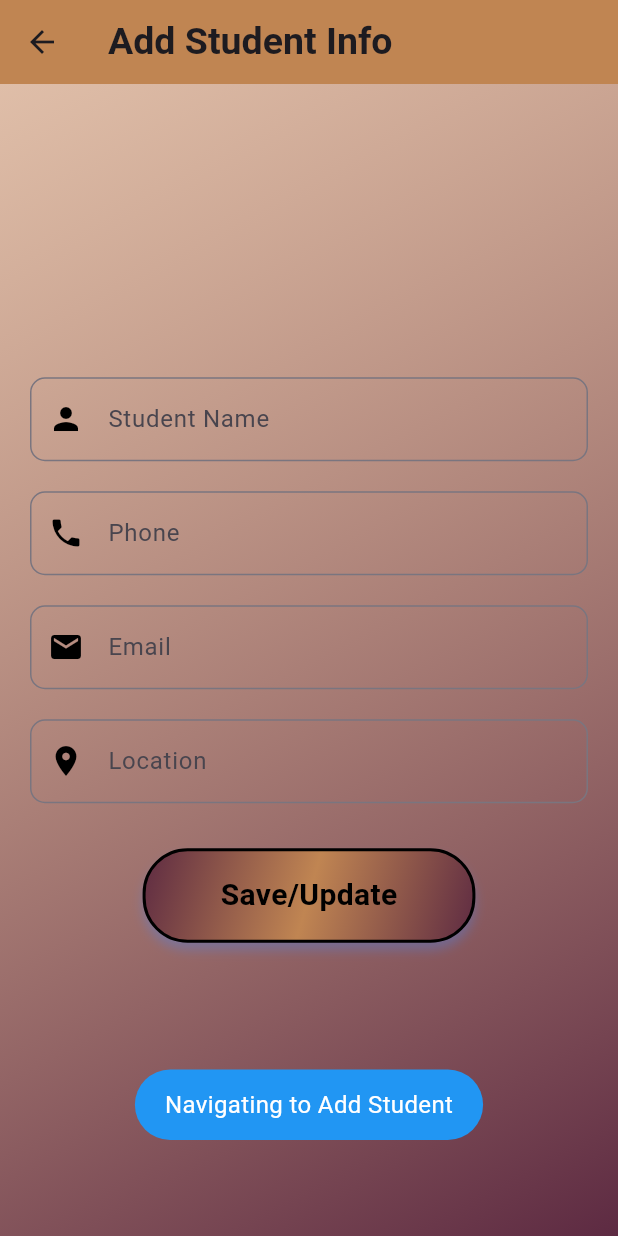
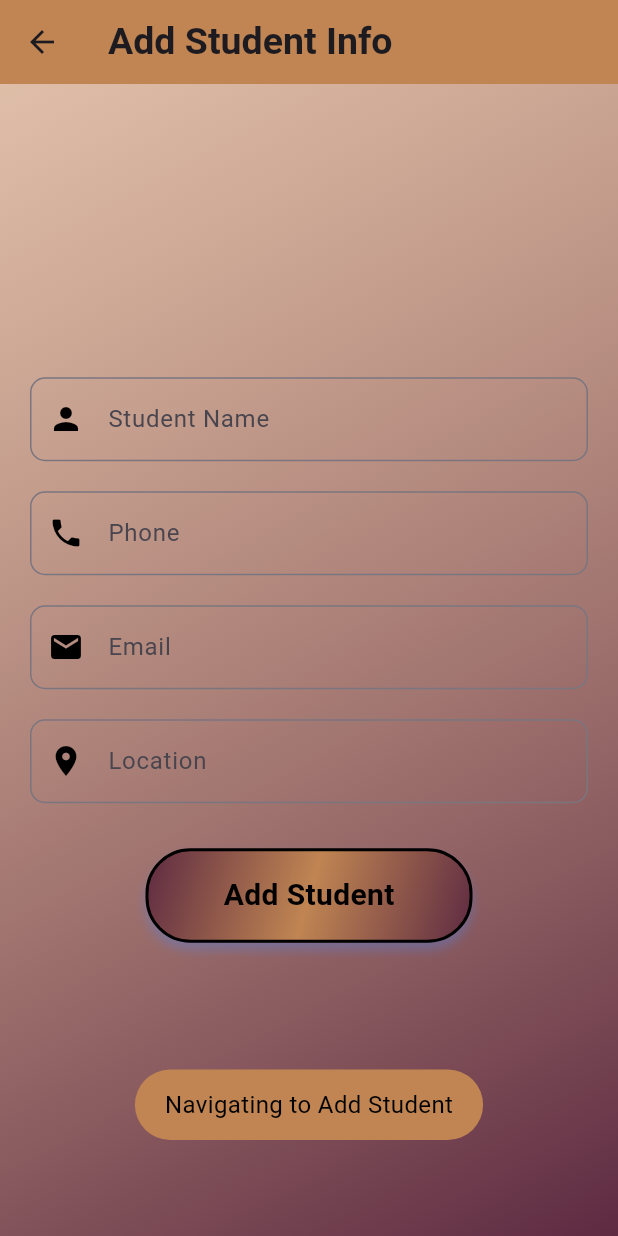
Before and after one commit to sumaiya-akter-runa/firebase_student_info_realtime_db, a Flutter app: the screen it shows after launch, after a tap on "Add Student", on a phone screen of 412 x 824 dp. Run offline on Flutter 3.47's test engine with Material 3 defaults, Android fonts, the phone set to English and light mode, and no system bars; our stand-ins replace firebase_core, firebase_database, fluttertoast; accounts and stored records are empty.

```diff
--- a/lib/add_student_screen.dart
+++ b/lib/add_student_screen.dart
@@ -1,29 +1,66 @@
 import 'package:flutter/material.dart';
 
 class AddStudentScreen extends StatefulWidget {
+  final String? studentId; // For identifying the student to update
+  final Map<String, String>? studentData; // Existing data for the student
+
+  const AddStudentScreen({Key? key, this.studentId, this.studentData}) : super(key: key);
+
   @override
   _AddStudentScreenState createState() => _AddStudentScreenState();
 }
 
 class _AddStudentScreenState extends State<AddStudentScreen> {
-  // Declare TextEditingControllers to manage the input values
   final TextEditingController nameController = TextEditingController();
   final TextEditingController phoneController = TextEditingController();
   final TextEditingController emailController = TextEditingController();
   final TextEditingController locationController = TextEditingController();
 
-  // Declare a GlobalKey for form validation
   final GlobalKey<FormState> _formKey = GlobalKey<FormState>();
 
-  // Save or update student data
+  @override
+  void initState() {
+    super.initState();
+
+    // Initialize controllers with existing data if editing
+    if (widget.studentData != null) {
+      nameController.text = widget.studentData!['name'] ?? '';
+      phoneController.text = widget.studentData!['phone'] ?? '';
+      emailController.text = widget.studentData!['email'] ?? '';
+      locationController.text = widget.studentData!['location'] ?? '';
+    }
+  }
+
+  @override
+  void dispose() {
+    // Dispose controllers to free resources
+    nameController.dispose();
+    phoneController.dispose();
+    emailController.dispose();
+    locationController.dispose();
+    super.dispose();
+  }
+
   void _saveStudent() {
     if (_formKey.currentState?.validate() ?? false) {
-      // If the form is valid, print the student info (or save it to a database)
-      print('Student Name: ${nameController.text}');
-      print('Phone: ${phoneController.text}');
-      print('Email: ${emailController.text}');
-      print('Location: ${locationController.text}');
-      // Handle your save or update logic here (e.g., save to a database)
+      final newStudent = {
+        'name': nameController.text,
+        'phone': phoneController.text,
+        'email': emailController.text,
+        'location': locationController.text,
+      };
+
+      if (widget.studentId != null) {
+        // Logic to update student in database
+        print('Updating student with ID ${widget.studentId}');
+        print('Updated Data: $newStudent');
+      } else {
+        // Logic to add new student to database
+        print('Adding new student');
+        print('Student Data: $newStudent');
+      }
+
+      Navigator.pop(context); // Return to the previous screen
     }
   }
 
@@ -32,13 +69,10 @@ class _AddStudentScreenState extends State<AddStudentScreen> {
     return Scaffold(
       appBar: AppBar(
         title: Text(
-          'Add Student Info',
-          style: TextStyle(
-            fontSize: 25,
-            fontWeight: FontWeight.bold,
-          ),
+          widget.studentId == null ? 'Add Student Info' : 'Edit Student Info',
+          style: TextStyle(fontSize: 25, fontWeight: FontWeight.bold),
         ),
-        backgroundColor: Color(0xFFC08552), // Chocolate color for AppBar
+        backgroundColor: Color(0xFFC08552),
       ),
       body: Container(
         decoration: BoxDecoration(
@@ -46,8 +80,8 @@ class _AddStudentScreenState extends State<AddStudentScreen> {
             begin: Alignment.topLeft,
             end: Alignment.bottomRight,
             colors: [
-              Color(0xFFC08552).withOpacity(0.5), // Tan color (#c08552)
-              Color(0xFF5D2A42), // Deep maroon color (#5d2a42)
+              Color(0xFFC08552).withOpacity(0.5),
+              Color(0xFF5D2A42),
             ],
           ),
         ),
@@ -66,7 +100,10 @@ class _AddStudentScreenState extends State<AddStudentScreen> {
                 SizedBox(height: 20),
                 _buildTextField(locationController, 'Location', Icons.location_on),
                 SizedBox(height: 30),
-                _buildGradientButton('Save/Update', _saveStudent),
+                _buildGradientButton(
+                  widget.studentId == null ? 'Add Student' : 'Save Changes',
+                  _saveStudent,
+                ),
               ],
             ),
           ),
@@ -75,7 +112,6 @@ class _AddStudentScreenState extends State<AddStudentScreen> {
     );
   }
 
-  // TextField widget with validation
   Widget _buildTextField(TextEditingController controller, String label, IconData icon) {
     return TextFormField(
       controller: controller,
@@ -95,7 +131,6 @@ class _AddStudentScreenState extends State<AddStudentScreen> {
     );
   }
 
-  // Gradient button widget
   Widget _buildGradientButton(String text, Function onPressed) {
     return GestureDetector(
       onTap: () => onPressed(),
@@ -105,17 +140,17 @@ class _AddStudentScreenState extends State<AddStudentScreen> {
           gradient: LinearGradient(
             colors: [
               Color(0xFF5D2A42),
-              Color(0xFFC08552), // Tan color (#c08552)
-              Color(0xFF5D2A42), // Deep maroon color (#5d2a42)
+              Color(0xFFC08552),
+              Color(0xFF5D2A42),
             ],
             begin: Alignment.topLeft,
             end: Alignment.bottomRight,
           ),
-          borderRadius: BorderRadius.circular(30), // Rounded corners
+          borderRadius: BorderRadius.circular(30),
           border: Border.all(
-            width: 2, // Border width
-            style: BorderStyle.solid, // Solid border
-            color: Colors.black, // Border color
+            width: 2,
+            style: BorderStyle.solid,
+            color: Colors.black,
           ),
           boxShadow: [
             BoxShadow(
--- a/lib/home_screen.dart
+++ b/lib/home_screen.dart
@@ -42,8 +42,8 @@ class HomeScreen extends StatelessWidget {
                     msg: "Navigating to Add Student",
                     toastLength: Toast.LENGTH_SHORT,
                     gravity: ToastGravity.BOTTOM,
-                    backgroundColor: Colors.blue,
-                    textColor: Colors.white,
+                    backgroundColor: Color(0xFFC08552),
+                    textColor: Colors.black,
                     fontSize: 16.0,
                   );
                   Navigator.push(
@@ -60,8 +60,8 @@ class HomeScreen extends StatelessWidget {
                     msg: "Navigating to View All Students",
                     toastLength: Toast.LENGTH_SHORT,
                     gravity: ToastGravity.BOTTOM,
-                    backgroundColor: Colors.blue,
-                    textColor: Colors.white,
+                    backgroundColor: Color(0xFFC08552),
+                    textColor: Colors.black,
                     fontSize: 16.0,
                   );
                   Navigator.push(
```
Also changed, not shown: assets/images/img.jpg (added), assets/images/img1.jpg (added), assets/images/img2.jpg (added), 1 other file.
